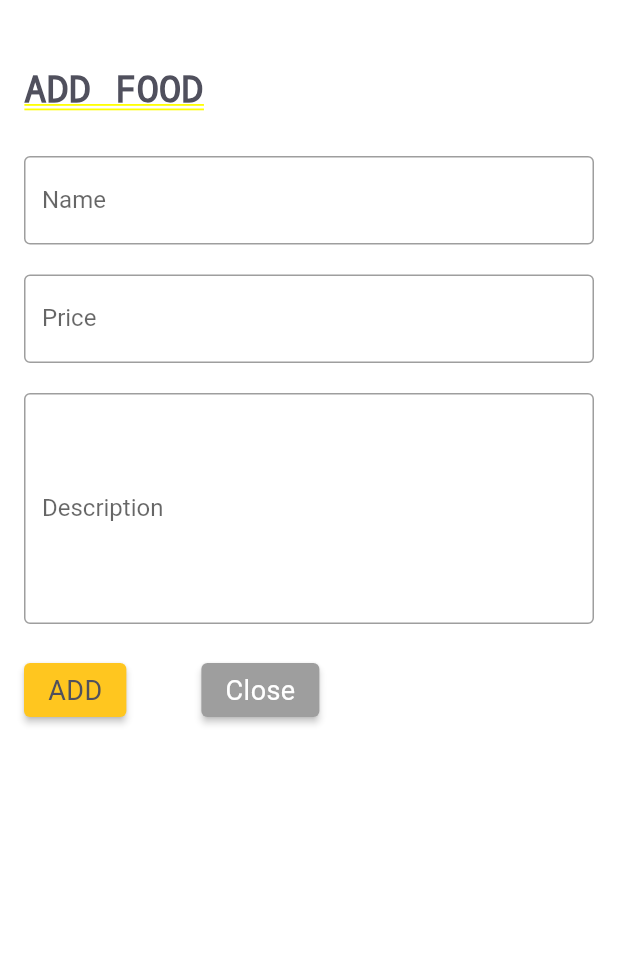
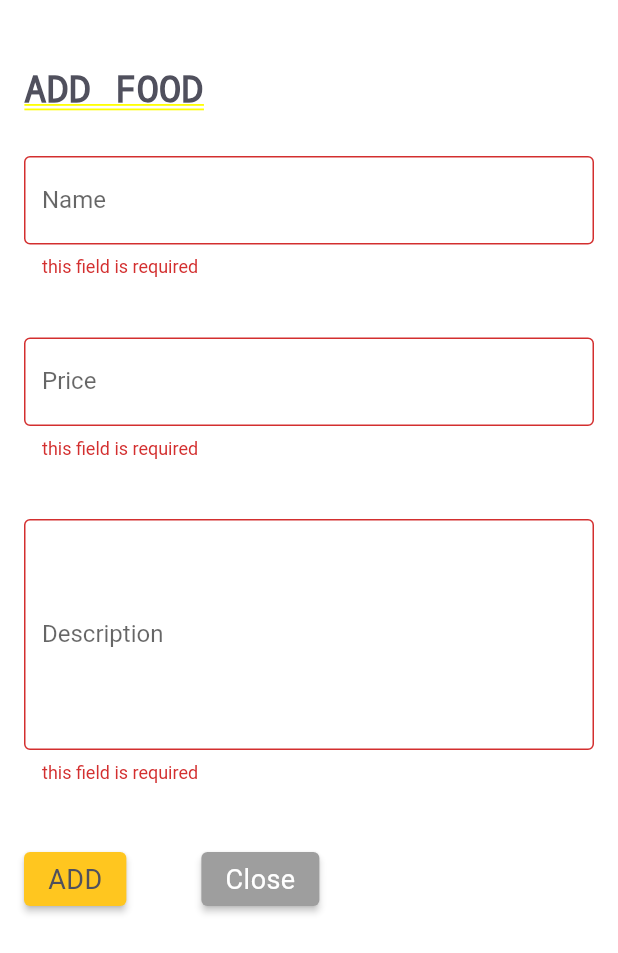
Before and after one commit to PhurbaGyalzen/Byte-Bistro, a Flutter app: the AddFood screen opened by its route, after a tap on "ADD", on a phone screen of 412 x 824 dp. Shown: the top 953 px of the screen. Run offline on Flutter 3.47's test engine with Material 2 defaults, Android fonts, the phone set to English and light mode, and no system bars; our stand-ins replace flutter_dotenv, form_field_validator, get, shared_preferences, socket_io_client; missing offline and left inert: hidable, qr_code_scanner; accounts and stored records are empty; network calls fail.

Commit message:
feat: :sparkles: add form validation in add_food.dart

```diff
--- a/byte_bistro/lib/Screens/admin/widgets/add_food.dart
+++ b/byte_bistro/lib/Screens/admin/widgets/add_food.dart
@@ -4,6 +4,7 @@ import 'package:byte_bistro/constants/colors.dart';
 import 'package:byte_bistro/controller/food_controller.dart';
 import 'package:flutter/material.dart';
 import 'package:byte_bistro/Services/food_services.dart';
+import 'package:form_field_validator/form_field_validator.dart';
 // import 'package:flutter/services.dart';
 import 'package:get/get.dart';
 // import 'package:image_picker/image_picker.dart';
@@ -41,11 +42,14 @@ class _AddFoodState extends State<AddFood> {
   //   }
   // }
 
+  GlobalKey<FormState> formKey = GlobalKey<FormState>();
   @override
   Widget build(BuildContext context) {
     FoodController foodController = Get.put(FoodController());
 
-    return Container(
+    return Form(
+      key: formKey,
+      child: Container(
           padding: EdgeInsets.all(16.0),
           child: Column(
             crossAxisAlignment: CrossAxisAlignment.start,
@@ -68,11 +72,11 @@ class _AddFoodState extends State<AddFood> {
               ),
               nameField(),
               SizedBox(
-              height: 20,
+                height: 40,
               ),
               priceField(),
               SizedBox(
-              height: 20,
+                height: 40,
               ),
               descriptionField(),
               // ElevatedButton(
@@ -102,7 +106,7 @@ class _AddFoodState extends State<AddFood> {
               //   ),
               // ),
               SizedBox(
-              height: 20,
+                height: 40,
               ),
               Row(
                 children: [
@@ -112,6 +116,7 @@ class _AddFoodState extends State<AddFood> {
                       onPrimary: kTextColor,
                     ),
                     onPressed: () async {
+                      if (formKey.currentState?.validate() == true) {
                         Map<String, dynamic> data = {
                           "name": nameController.text,
                           "price": priceController.text,
@@ -141,6 +146,7 @@ class _AddFoodState extends State<AddFood> {
                           ScaffoldMessenger.of(context)
                               .showSnackBar(snackbarSucess);
                         }
+                      }
                     },
                     child: Text(
                       'ADD',
@@ -166,11 +172,13 @@ class _AddFoodState extends State<AddFood> {
                 ],
               ),
             ],
-        ));
+          )),
+    );
   }
 
-  TextField nameField() {
-    return TextField(
+  TextFormField nameField() {
+    return TextFormField(
+      autovalidateMode: AutovalidateMode.onUserInteraction,
       controller: nameController,
       textInputAction: TextInputAction.done,
       keyboardType: TextInputType.emailAddress,
@@ -186,11 +194,15 @@ class _AddFoodState extends State<AddFood> {
                 onPressed: () => nameController.clear(),
               ),
       ),
+      validator: MultiValidator([
+        RequiredValidator(errorText: 'this field is required'),
+      ]),
     );
   }
 
-  TextField priceField() {
-    return TextField(
+  TextFormField priceField() {
+    return TextFormField(
+      autovalidateMode: AutovalidateMode.onUserInteraction,
       controller: priceController,
       textInputAction: TextInputAction.done,
       keyboardType: TextInputType.number,
@@ -206,11 +218,15 @@ class _AddFoodState extends State<AddFood> {
                 onPressed: () => priceController.clear(),
               ),
       ),
+      validator: MultiValidator([
+        RequiredValidator(errorText: 'this field is required'),
+      ]),
     );
   }
 
-  TextField descriptionField() {
-    return TextField(
+  TextFormField descriptionField() {
+    return TextFormField(
+      autovalidateMode: AutovalidateMode.onUserInteraction,
       controller: descriptionController,
       minLines:
           6, // any number you need (It works as the rows for the textarea)
@@ -220,7 +236,6 @@ class _AddFoodState extends State<AddFood> {
       decoration: InputDecoration(
         border: OutlineInputBorder(),
         label: Text('Description'),
-        hintText: 'Write something here ...',
         suffixIcon: descriptionController.text.isEmpty
             ? Container(
                 width: 0,
@@ -230,6 +245,9 @@ class _AddFoodState extends State<AddFood> {
                 onPressed: () => descriptionController.clear(),
               ),
       ),
+      validator: MultiValidator([
+        RequiredValidator(errorText: 'this field is required'),
+      ]),
     );
   }
 }
--- a/byte_bistro/lib/main.dart
+++ b/byte_bistro/lib/main.dart
@@ -31,7 +31,7 @@ class ByteBistro extends StatelessWidget {
     ));
     return GetMaterialApp(
       theme: ThemeData(fontFamily: 'Roboto'),
-      initialRoute: '/swipeHome',
+      initialRoute: '/admin',
       debugShowCheckedModeBanner: false,
       title: 'Byte Bistro',
       getPages: [
@@ -47,7 +47,6 @@ class ByteBistro extends StatelessWidget {
         GetPage(name: '/adminScreen', page: () => Admin()),
         GetPage(name: '/dataScreen', page: () => QrDataScreen()),
         GetPage(name: '/swipeHome', page: () => SwipeHome()),
-
       ],
     );
   }
```
Lines whose indentation alone changed are shown as unchanged.
